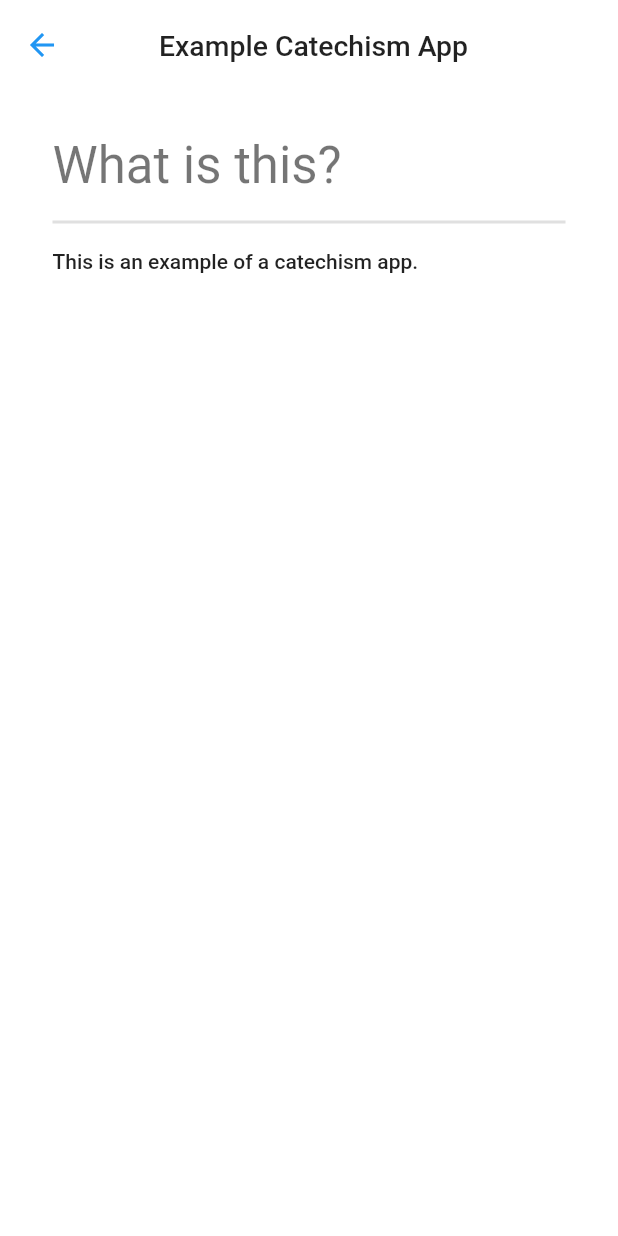
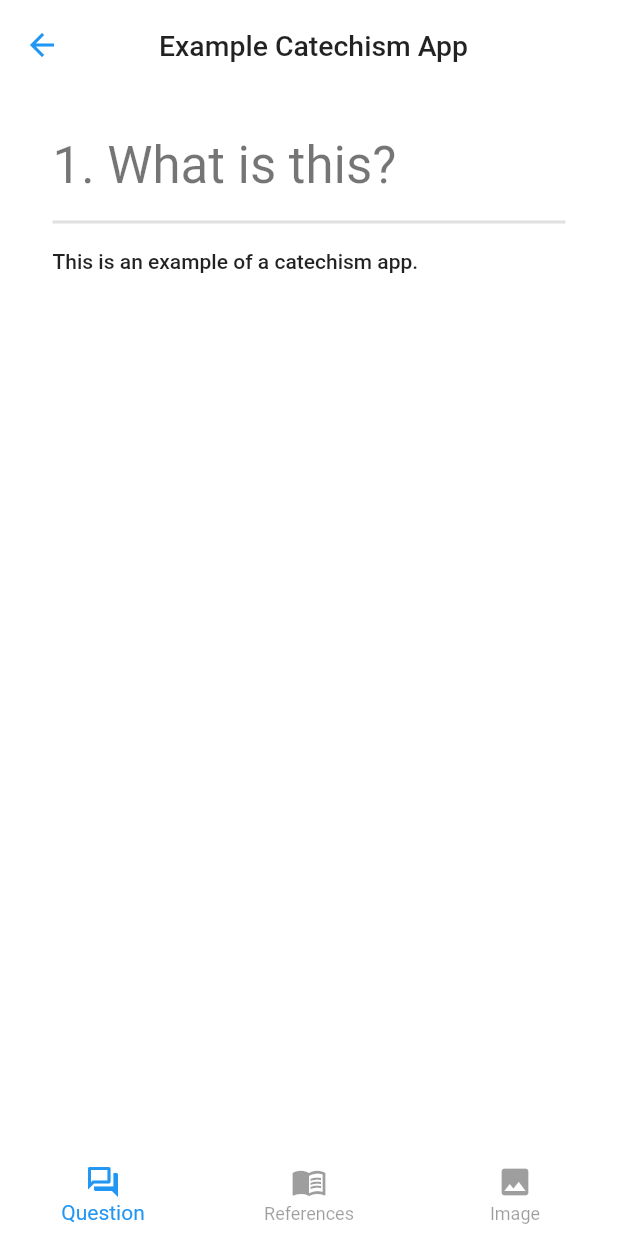
Before and after one commit to Fliturgy/catechism, a Flutter app: the screen it shows after launch, after a tap on "1.", on a phone screen of 412 x 824 dp. Run offline on Flutter 3.47's test engine with Material 2 defaults, Android fonts, the phone set to English and light mode, and no system bars.

Commit message:
tabs - references and images

```diff
--- a/example/lib/main.dart
+++ b/example/lib/main.dart
@@ -7,17 +7,51 @@ final List<Question> questions = [
     title: '',
     question: 'What is this?',
     answer: 'This is an example of a catechism app.',
+    references: [
+      'Source 1',
+      'Source XYZ',
+    ],
+    image: 'assets/graphics/question-mark.png',
+  ),
+  Question(
+    id: 2,
+    title: '',
+    question: 'Why a catechism?',
+    answer: 'It\'s an effective learning tool.',
   ),
 ];
 
 final ThemeData themeData = ThemeData(
-  primarySwatch: Colors.blue,
-  visualDensity: VisualDensity.adaptivePlatformDensity,
+  scaffoldBackgroundColor: Colors.white,
+  appBarTheme: const AppBarTheme(
+    color: Colors.white,
+  ),
+  bottomNavigationBarTheme: const BottomNavigationBarThemeData(
+    backgroundColor: Colors.white,
+  ),
 );
 
 final configuration = CatechismConfiguration(
-  displayQuestionNumberInDetails: false,
-  displayQuestionTitleInDetails: true,
+  displayQuestionNumberInDetails: true,
+  displayQuestionTitleInDetails: false,
+  tabs: const [
+    CatechismTabData(
+      type: CatechismTabType.question,
+      label: 'Question',
+      icon: Icons.question_answer_outlined,
+    ),
+    CatechismTabData(
+      type: CatechismTabType.scripture,
+      label: 'References',
+      icon: Icons.menu_book,
+    ),
+    CatechismTabData(
+      type: CatechismTabType.image,
+      label: 'Image',
+      icon: Icons.image,
+    ),
+  ],
+  showTabBar: true,
 );
 
 final List<Locale> locales = [
--- a/example/pubspec.yaml
+++ b/example/pubspec.yaml
@@ -18,3 +18,5 @@ dev_dependencies:
 
 flutter:
   uses-material-design: true
+  assets:
+    - assets/graphics/
--- a/lib/catechism.dart
+++ b/lib/catechism.dart
@@ -5,3 +5,4 @@ export 'src/application.dart';
 export 'src/configuration.dart';
 export 'src/models/info_screen_data.dart';
 export 'src/models/question.dart';
+export 'src/models/tab.dart';
--- a/lib/src/configuration.dart
+++ b/lib/src/configuration.dart
@@ -1,11 +1,27 @@
+import 'package:flutter/material.dart';
+import 'package:catechism/src/models/tab.dart';
+
 class CatechismConfiguration {
   /// The CatechismConfiguration class is used to configure the catechism app,
   /// enabling or disabling certain features.
   final bool displayQuestionNumberInDetails;
   final bool displayQuestionTitleInDetails;
 
+  final List<CatechismTabData> tabs;
+  final CatechismTabType defaultTabType;
+  final bool showTabBar;
+
   CatechismConfiguration({
     required this.displayQuestionNumberInDetails,
     required this.displayQuestionTitleInDetails,
+    this.tabs = const [
+      CatechismTabData(
+        type: CatechismTabType.question,
+        label: 'Question',
+        icon: Icons.question_answer_outlined,
+      ),
+    ],
+    this.defaultTabType = CatechismTabType.question,
+    this.showTabBar = false,
   });
 }
--- a/lib/src/models/question.dart
+++ b/lib/src/models/question.dart
@@ -7,11 +7,15 @@ class Question with ChangeNotifier {
   final String title;
   final String question;
   final String answer;
+  final List<String> references;
+  final String? image;
 
   Question({
     required this.id,
     required this.title,
     required this.question,
     required this.answer,
+    this.references = const [],
+    this.image,
   });
 }
--- /dev/null
+++ b/lib/src/models/tab.dart
@@ -0,0 +1,20 @@
+import 'package:flutter/material.dart';
+
+enum CatechismTabType {
+  question,
+  scripture,
+  image,
+}
+
+class CatechismTabData {
+  /// The CatechismTabData class is used to configure the catechism app's tabs.
+  final CatechismTabType type;
+  final String label;
+  final IconData icon;
+
+  const CatechismTabData({
+    required this.type,
+    required this.label,
+    required this.icon,
+  });
+}
--- a/lib/src/screens/catechism_details_screen.dart
+++ b/lib/src/screens/catechism_details_screen.dart
@@ -1,3 +1,5 @@
+import 'package:catechism/src/models/tab.dart';
+import 'package:catechism/src/widgets/tab_bar.dart';
 import 'package:flutter/material.dart';
 import 'package:provider/provider.dart';
 
@@ -6,7 +8,7 @@ import '../models/questions.dart';
 import '../widgets/app_bar.dart';
 import '../widgets/question_details_item.dart';
 
-class CatechismDetailsScreen extends StatelessWidget {
+class CatechismDetailsScreen extends StatefulWidget {
   /// The CatechismDetailsScreen class is used to create a screen that displays
   /// a QuestionDetailsItem for a given question as well as the catechism
   /// app bar.
@@ -21,6 +23,26 @@ class CatechismDetailsScreen extends StatelessWidget {
   });
 
   @override
+  State<CatechismDetailsScreen> createState() => _CatechismDetailsScreenState();
+}
+
+class _CatechismDetailsScreenState extends State<CatechismDetailsScreen> {
+  late CatechismTabData _selectedTab;
+
+  @override
+  void initState() {
+    super.initState();
+    _selectedTab = widget.configuration.tabs.firstWhere(
+        (element) => element.type == widget.configuration.defaultTabType);
+  }
+
+  void _selectTab(int index) {
+    setState(() {
+      _selectedTab = widget.configuration.tabs[index];
+    });
+  }
+
+  @override
   Widget build(BuildContext context) {
     final questions = Provider.of<Questions>(context).questions;
     final questionId = ModalRoute.of(context)?.settings.arguments as int;
@@ -30,9 +52,8 @@ class CatechismDetailsScreen extends StatelessWidget {
     );
 
     return Scaffold(
-      backgroundColor: Colors.white,
       appBar: CatechismAppBar(
-        titles,
+        widget.titles,
         hasBackButton: true,
       ),
       body: PageView(
@@ -41,10 +62,20 @@ class CatechismDetailsScreen extends StatelessWidget {
         children: questions
             .map((e) => QuestionDetailsItem(
                   question: e,
-                  configuration: configuration,
+                  configuration: widget.configuration,
+                  selectedTab: _selectedTab,
                 ))
             .toList(),
       ),
+      bottomNavigationBar: widget.configuration.showTabBar &&
+              widget.configuration.tabs.length > 1
+          ? CatechismTabBar(
+              questions[questionId - 1],
+              selectTab: _selectTab,
+              selectedTab: _selectedTab,
+              configuration: widget.configuration,
+            )
+          : null,
     );
   }
 }
--- a/lib/src/screens/catechism_list_screen.dart
+++ b/lib/src/screens/catechism_list_screen.dart
@@ -28,7 +28,6 @@ class CatechismListScreen extends StatelessWidget {
     final questions = Provider.of<Questions>(context).questions;
 
     return Scaffold(
-      backgroundColor: Colors.white,
       drawer: CatechismDrawer(
         infoScreens: infoScreens,
       ),
--- a/lib/src/screens/info_screen.dart
+++ b/lib/src/screens/info_screen.dart
@@ -21,7 +21,6 @@ class InfoScreen extends StatelessWidget {
   @override
   Widget build(BuildContext context) {
     return Scaffold(
-      backgroundColor: Colors.white,
       appBar: CatechismAppBar(
         titles,
         hasBackButton: true,
--- a/lib/src/widgets/app_bar.dart
+++ b/lib/src/widgets/app_bar.dart
@@ -34,7 +34,6 @@ class CatechismAppBar extends StatelessWidget implements PreferredSizeWidget {
               // },
             )
           : null,
-      backgroundColor: Colors.white,
       elevation: 0,
       iconTheme: IconThemeData(color: Theme.of(context).primaryColor),
       toolbarHeight: titles.length * 60.0,
--- /dev/null
+++ b/lib/src/widgets/image_tab.dart
@@ -0,0 +1,32 @@
+import 'package:flutter/material.dart';
+
+import '../models/question.dart';
+
+class ImageTab extends StatelessWidget {
+  /// The ImageTab class is used to display the image for a catechism question.
+  final Question question;
+
+  ImageTab(this.question);
+
+  @override
+  Widget build(BuildContext context) {
+    return question.image != null
+        ? Center(
+            child: Column(
+              mainAxisAlignment: MainAxisAlignment.center,
+              children: [
+                Padding(
+                  padding: const EdgeInsets.symmetric(
+                    vertical: 10.0,
+                    horizontal: 45.0,
+                  ),
+                  child: Image.asset(
+                    question.image ?? '',
+                  ),
+                ),
+              ],
+            ),
+          )
+        : Container();
+  }
+}
--- a/lib/src/widgets/question_details_item.dart
+++ b/lib/src/widgets/question_details_item.dart
@@ -1,18 +1,43 @@
+import 'package:catechism/src/models/tab.dart';
 import 'package:flutter/material.dart';
 
 import '../configuration.dart';
 import '../models/question.dart';
+import '../widgets/image_tab.dart';
+import '../widgets/question_tab.dart';
+import '../widgets/scripture_tab.dart';
 
 class QuestionDetailsItem extends StatelessWidget {
   /// The QuestionDetailsItem class is used to display the details of a
   /// question: the title, the number, the question, and the answer.
   final Question question;
   final CatechismConfiguration configuration;
+  final CatechismTabData selectedTab;
 
   QuestionDetailsItem({
     required this.question,
     required this.configuration,
+    required this.selectedTab,
   });
+
+  Widget buildTabContent(context) {
+    switch (selectedTab.type) {
+      case CatechismTabType.image:
+        return ImageTab(question);
+      case CatechismTabType.question:
+        return QuestionTab(
+          question,
+          configuration: configuration,
+        );
+      case CatechismTabType.scripture:
+        return ScriptureTab(
+          question,
+          configuration: configuration,
+        );
+      default:
+        return Container();
+    }
+  }
 
   @override
   Widget build(BuildContext context) {
@@ -22,46 +47,7 @@ class QuestionDetailsItem extends StatelessWidget {
           vertical: 10.0,
           horizontal: 35.0,
         ),
-        child: Column(
-          crossAxisAlignment: CrossAxisAlignment.start,
-          children: [
-            if (configuration.displayQuestionTitleInDetails &&
-                question.title != "")
-              Text(
-                question.title,
-                style: Theme.of(context).textTheme.displaySmall,
-              ),
-            if (configuration.displayQuestionTitleInDetails &&
-                question.title != "")
-              SizedBox(
-                height: 5.0,
-              ),
-            Text(
-              configuration.displayQuestionNumberInDetails
-                  ? '${question.id}. ${question.question}'
-                  : question.question,
-              style: Theme.of(context).textTheme.headlineMedium,
-            ),
-            SizedBox(
-              height: 10.0,
-            ),
-            Divider(
-              thickness: 2.0,
-            ),
-            SizedBox(
-              height: 10.0,
-            ),
-            Text(
-              question.answer,
-              softWrap: true,
-              // textAlign: TextAlign.justify,
-              style: Theme.of(context).textTheme.bodyLarge,
-            ),
-            SizedBox(
-              height: 20.0,
-            ),
-          ],
-        ),
+        child: buildTabContent(context),
       ),
     );
   }
--- /dev/null
+++ b/lib/src/widgets/question_tab.dart
@@ -0,0 +1,58 @@
+import 'package:flutter/material.dart';
+
+import '../configuration.dart';
+import '../models/question.dart';
+
+class QuestionTab extends StatelessWidget {
+  /// The QuestionTab class is used to display the question and answer of a
+  /// catechism question.
+  final Question question;
+  final CatechismConfiguration configuration;
+
+  QuestionTab(
+    this.question, {
+    required this.configuration,
+  });
+
+  @override
+  Widget build(BuildContext context) {
+    return Column(
+      crossAxisAlignment: CrossAxisAlignment.start,
+      children: [
+        if (configuration.displayQuestionTitleInDetails && question.title != "")
+          Text(
+            question.title,
+            style: Theme.of(context).textTheme.displaySmall,
+          ),
+        if (configuration.displayQuestionTitleInDetails && question.title != "")
+          SizedBox(
+            height: 5.0,
+          ),
+        Text(
+          configuration.displayQuestionNumberInDetails
+              ? '${question.id}. ${question.question}'
+              : question.question,
+          style: Theme.of(context).textTheme.headlineMedium,
+        ),
+        SizedBox(
+          height: 10.0,
+        ),
+        Divider(
+          thickness: 2.0,
+        ),
+        SizedBox(
+          height: 10.0,
+        ),
+        Text(
+          question.answer,
+          softWrap: true,
+          // textAlign: TextAlign.justify,
+          style: Theme.of(context).textTheme.bodyLarge,
+        ),
+        SizedBox(
+          height: 20.0,
+        ),
+      ],
+    );
+  }
+}
--- /dev/null
+++ b/lib/src/widgets/scripture_tab.dart
@@ -0,0 +1,34 @@
+import 'package:flutter/material.dart';
+
+import '../configuration.dart';
+import '../models/question.dart';
+
+class ScriptureTab extends StatelessWidget {
+  /// The ScriptureTab class is used to display the scripture references for a
+  /// catechism question.
+  final Question question;
+  final CatechismConfiguration configuration;
+
+  ScriptureTab(
+    this.question, {
+    required this.configuration,
+  });
+
+  @override
+  Widget build(BuildContext context) {
+    return Column(
+      crossAxisAlignment: CrossAxisAlignment.start,
+      children: [
+        Text(
+          question.references.join("\n\n"),
+          softWrap: true,
+          // textAlign: TextAlign.justify,
+          style: Theme.of(context).textTheme.bodyLarge,
+        ),
+        SizedBox(
+          height: 20.0,
+        ),
+      ],
+    );
+  }
+}
--- /dev/null
+++ b/lib/src/widgets/tab_bar.dart
@@ -0,0 +1,38 @@
+import 'package:flutter/material.dart';
+
+import '../configuration.dart';
+import '../models/question.dart';
+import '../models/tab.dart';
+
+class CatechismTabBar extends StatelessWidget {
+  /// The CatechismTabBar class is used to display the tabs at the bottom of the
+  /// catechism app.
+  final Question question;
+  final void Function(int)? selectTab;
+  final CatechismTabData selectedTab;
+  final CatechismConfiguration configuration;
+
+  CatechismTabBar(
+    this.question, {
+    required this.selectTab,
+    required this.selectedTab,
+    required this.configuration,
+  });
+
+  @override
+  Widget build(BuildContext context) {
+    return BottomNavigationBar(
+      onTap: selectTab,
+      elevation: 0,
+      unselectedItemColor: Colors.black38,
+      selectedItemColor: Theme.of(context).primaryColor,
+      currentIndex: configuration.tabs.indexOf(selectedTab),
+      items: configuration.tabs.map((tab) {
+        return BottomNavigationBarItem(
+          icon: Icon(tab.icon),
+          label: tab.label,
+        );
+      }).toList(),
+    );
+  }
+}
```
Also changed, not shown: example/assets/graphics/question-mark.png (added), 64 other files.
